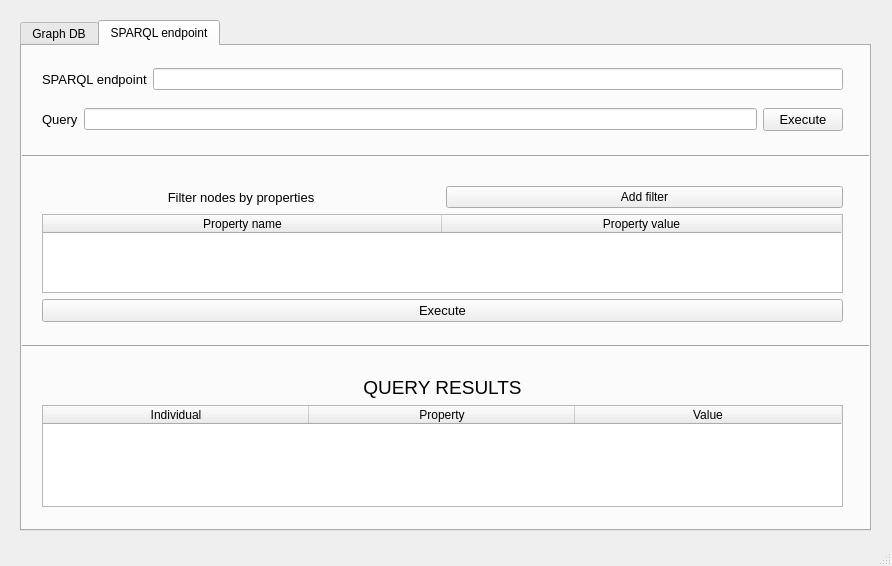
The window that resources/GUI.ui (pasqualedem/Graph-DB-Problog-Linker) describes before a commit, drawn with Qt 5.
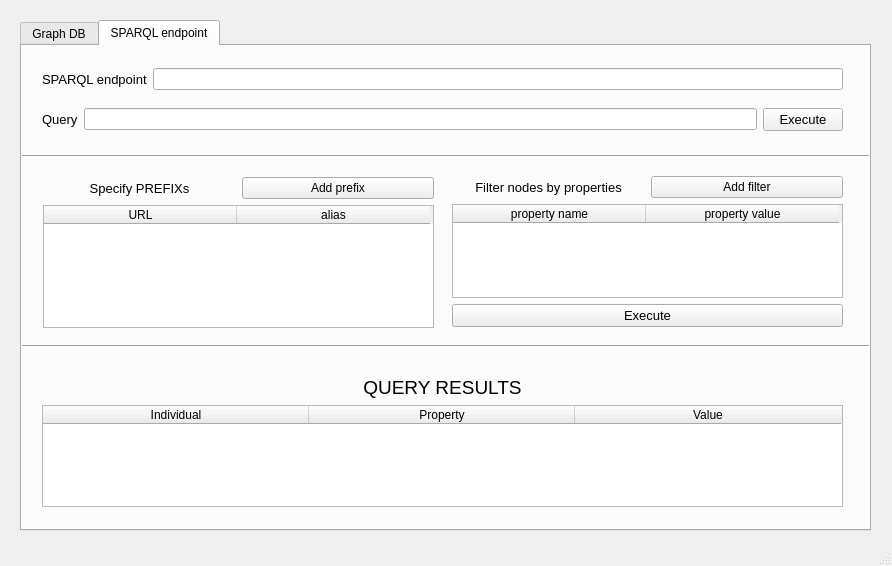
The same window after the commit. The open tabs and pages were chosen to show the change. Icons and pictures are not drawn.

Commit message: Gui update for sparql construction given prefixs and fitlers on subject properties

What changed in the file:
```diff
--- a/resources/GUI.ui
+++ b/resources/GUI.ui
@@ -24,7 +24,7 @@
      </rect>
     </property>
     <property name="currentIndex">
-     <number>0</number>
+     <number>1</number>
     </property>
     <widget class="QWidget" name="graph_db">
      <attribute name="icon">
@@ -531,23 +531,6 @@
        </rect>
       </property>
       <layout class="QGridLayout" name="gridLayout_8">
-       <item row="0" column="0">
-        <widget class="QLabel" name="__sparql_query_results_label">
-         <property name="font">
-          <font>
-           <pointsize>14</pointsize>
-           <weight>50</weight>
-           <bold>false</bold>
-          </font>
-         </property>
-         <property name="text">
-          <string>QUERY RESULTS</string>
-         </property>
-         <property name="alignment">
-          <set>Qt::AlignCenter</set>
-         </property>
-        </widget>
-       </item>
        <item row="1" column="0">
         <widget class="QTableWidget" name="__sparql_triples_table">
          <property name="horizontalScrollBarPolicy">
@@ -573,74 +556,23 @@
          </column>
         </widget>
        </item>
-      </layout>
-     </widget>
-     <widget class="QWidget" name="layoutWidget_2">
-      <property name="geometry">
-       <rect>
-        <x>20</x>
-        <y>140</y>
-        <width>801</width>
-        <height>136</height>
-       </rect>
-      </property>
-      <layout class="QGridLayout" name="gridLayout_6">
-       <item row="0" column="1">
-        <widget class="QPushButton" name="__sparql_add_filter">
-         <property name="text">
-          <string>Add filter</string>
-         </property>
-        </widget>
-       </item>
        <item row="0" column="0">
-        <widget class="QLabel" name="__sparql_filter_nodes_label">
+        <widget class="QLabel" name="__sparql_query_results_label">
          <property name="font">
           <font>
-           <pointsize>10</pointsize>
+           <pointsize>14</pointsize>
            <weight>50</weight>
            <bold>false</bold>
           </font>
          </property>
          <property name="text">
-          <string>Filter nodes by properties</string>
+          <string>QUERY RESULTS</string>
          </property>
          <property name="alignment">
           <set>Qt::AlignCenter</set>
          </property>
         </widget>
        </item>
-       <item row="1" column="0" colspan="2">
-        <widget class="QTableWidget" name="__sparql_property_filters_table">
-         <property name="horizontalScrollBarPolicy">
-          <enum>Qt::ScrollBarAlwaysOff</enum>
-         </property>
-         <attribute name="horizontalHeaderDefaultSectionSize">
-          <number>399</number>
-         </attribute>
-         <column>
-          <property name="text">
-           <string>Property name</string>
-          </property>
-         </column>
-         <column>
-          <property name="text">
-           <string>Property value</string>
-          </property>
-         </column>
-        </widget>
-       </item>
-       <item row="2" column="0" colspan="2">
-        <widget class="QPushButton" name="__sparql_execute_property_filters_query">
-         <property name="font">
-          <font>
-           <pointsize>10</pointsize>
-          </font>
-         </property>
-         <property name="text">
-          <string>Execute</string>
-         </property>
-        </widget>
-       </item>
       </layout>
      </widget>
      <widget class="Line" name="__line_5">
@@ -669,7 +601,7 @@
        <enum>Qt::Horizontal</enum>
       </property>
      </widget>
-     <widget class="QWidget" name="">
+     <widget class="QWidget" name="layoutWidget">
       <property name="geometry">
        <rect>
         <x>20</x>
@@ -696,6 +628,122 @@
        </item>
       </layout>
      </widget>
+     <widget class="QWidget" name="layoutWidget">
+      <property name="geometry">
+       <rect>
+        <x>21</x>
+        <y>131</y>
+        <width>391</width>
+        <height>151</height>
+       </rect>
+      </property>
+      <layout class="QGridLayout" name="gridLayout_6">
+       <item row="0" column="0">
+        <widget class="QLabel" name="__prefixs_label">
+         <property name="font">
+          <font>
+           <pointsize>10</pointsize>
+          </font>
+         </property>
+         <property name="text">
+          <string>Specify PREFIXs</string>
+         </property>
+         <property name="alignment">
+          <set>Qt::AlignCenter</set>
+         </property>
+        </widget>
+       </item>
+       <item row="0" column="1">
+        <widget class="QPushButton" name="__sparql_add_prefix">
+         <property name="text">
+          <string>Add prefix</string>
+         </property>
+        </widget>
+       </item>
+       <item row="1" column="0" colspan="2">
+        <widget class="QTableWidget" name="__prefixs_table">
+         <attribute name="horizontalHeaderDefaultSectionSize">
+          <number>193</number>
+         </attribute>
+         <column>
+          <property name="text">
+           <string>URL</string>
+          </property>
+         </column>
+         <column>
+          <property name="text">
+           <string>alias</string>
+          </property>
+         </column>
+        </widget>
+       </item>
+      </layout>
+     </widget>
+     <widget class="QWidget" name="layoutWidget">
+      <property name="geometry">
+       <rect>
+        <x>430</x>
+        <y>130</y>
+        <width>391</width>
+        <height>151</height>
+       </rect>
+      </property>
+      <layout class="QGridLayout" name="gridLayout_10">
+       <item row="0" column="0">
+        <widget class="QLabel" name="__sparql_filter_nodes_label">
+         <property name="font">
+          <font>
+           <pointsize>10</pointsize>
+           <weight>50</weight>
+           <bold>false</bold>
+          </font>
+         </property>
+         <property name="text">
+          <string>Filter nodes by properties</string>
+         </property>
+         <property name="alignment">
+          <set>Qt::AlignCenter</set>
+         </property>
+        </widget>
+       </item>
+       <item row="0" column="1">
+        <widget class="QPushButton" name="__sparql_add_filter">
+         <property name="text">
+          <string>Add filter</string>
+         </property>
+        </widget>
+       </item>
+       <item row="2" column="0" colspan="2">
+        <widget class="QPushButton" name="__sparql_execute_property_filters_query">
+         <property name="font">
+          <font>
+           <pointsize>10</pointsize>
+          </font>
+         </property>
+         <property name="text">
+          <string>Execute</string>
+         </property>
+        </widget>
+       </item>
+       <item row="1" column="0" colspan="2">
+        <widget class="QTableWidget" name="__sparql_property_filters_table">
+         <attribute name="horizontalHeaderDefaultSectionSize">
+          <number>193</number>
+         </attribute>
+         <column>
+          <property name="text">
+           <string>property name</string>
+          </property>
+         </column>
+         <column>
+          <property name="text">
+           <string>property value</string>
+          </property>
+         </column>
+        </widget>
+       </item>
+      </layout>
+     </widget>
     </widget>
    </widget>
   </widget>
```
The commit also changes 2 other files.
